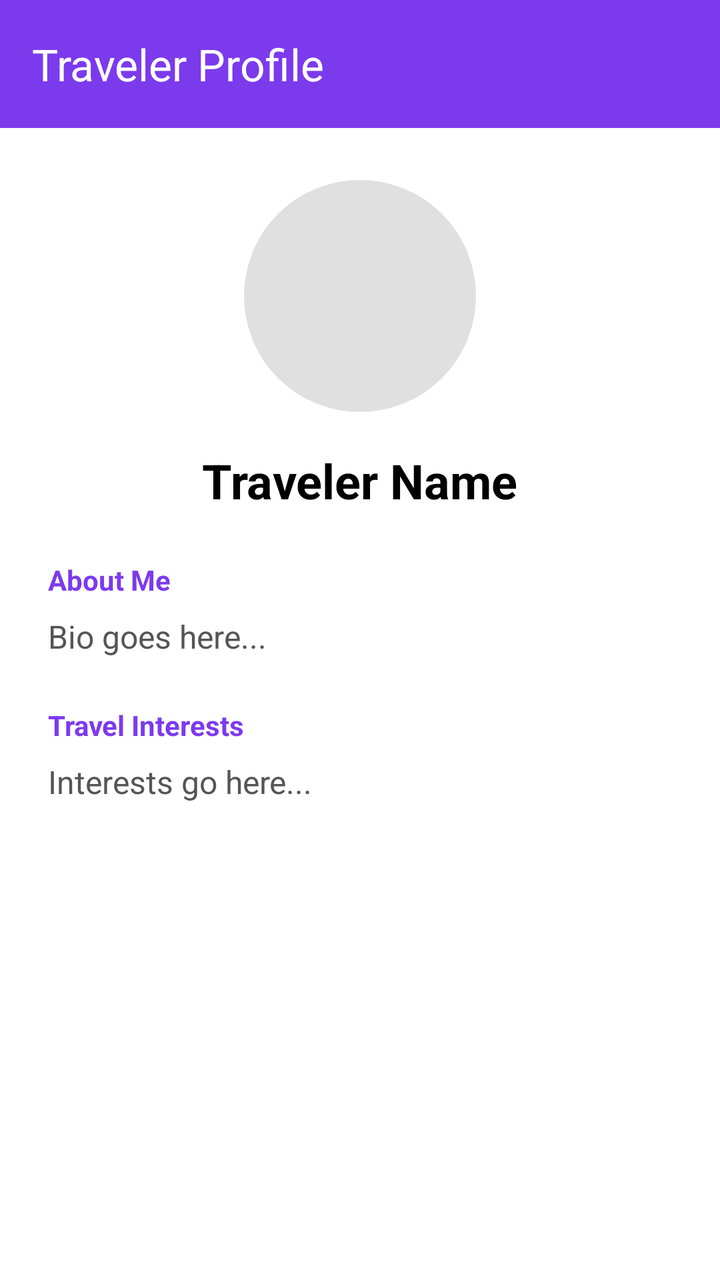
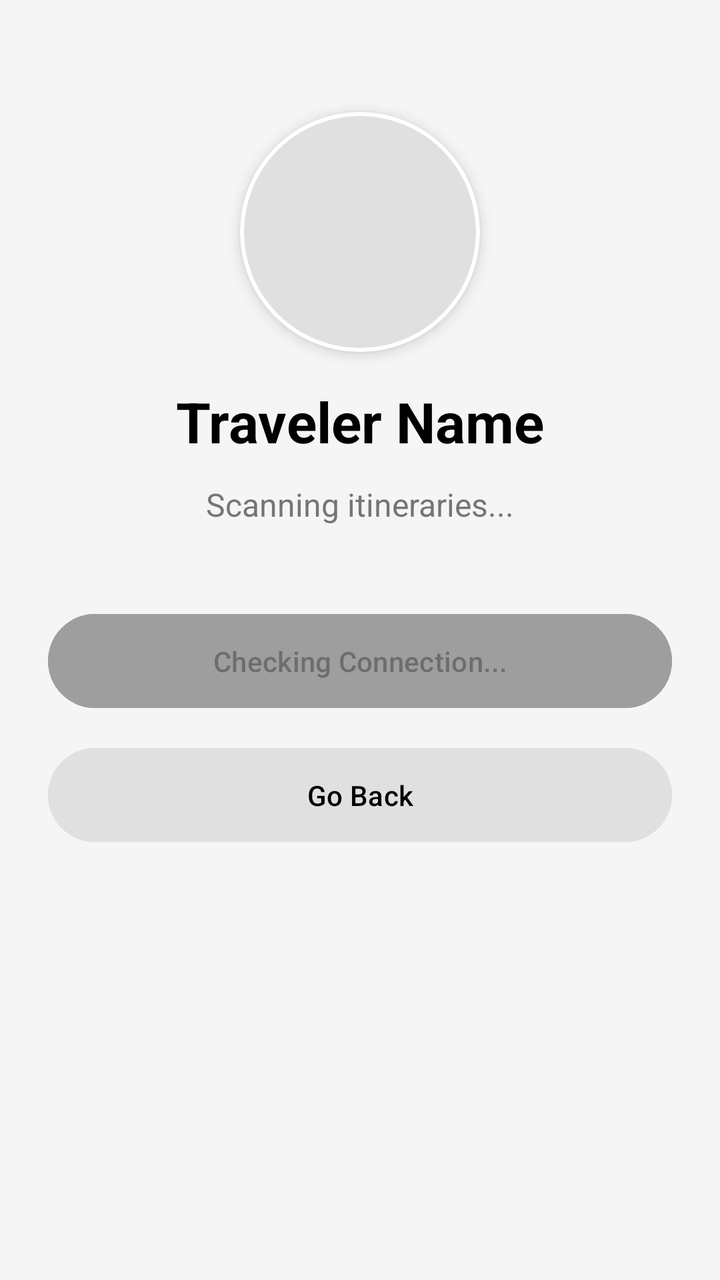

Compare the two renders of this Android layout. The source of the first and the diff that turns it into the second are given below.
<!-- AndroidManifest.xml: application theme Theme.HostelWorld -->
<!-- res/layout/activity_public_profile.xml -->
<?xml version="1.0" encoding="utf-8"?>
<LinearLayout xmlns:android="http://schemas.android.com/apk/res/android"
    xmlns:app="http://schemas.android.com/apk/res-auto"
    android:layout_width="match_parent"
    android:layout_height="match_parent"
    android:background="#FFFFFF"
    android:orientation="vertical">

    <androidx.appcompat.widget.Toolbar
        android:id="@+id/toolbarPublicProfile"
        android:layout_width="match_parent"
        android:layout_height="wrap_content"
        android:background="#7C3AED"
        app:title="Traveler Profile"
        app:titleTextColor="#FFFFFF" />

    <LinearLayout
        android:layout_width="match_parent"
        android:layout_height="wrap_content"
        android:gravity="center"
        android:orientation="vertical"
        android:padding="24dp">

        <com.google.android.material.imageview.ShapeableImageView
            android:id="@+id/ivPublicProfilePic"
            android:layout_width="120dp"
            android:layout_height="120dp"
            android:scaleType="centerCrop"
            android:src="@drawable/circle_placeholder"
            app:shapeAppearanceOverlay="@style/ShapeAppearanceOverlay.App.CornerSize50Percent" />

        <TextView
            android:id="@+id/tvPublicName"
            android:layout_width="wrap_content"
            android:layout_height="wrap_content"
            android:layout_marginTop="16dp"
            android:text="Traveler Name"
            android:textColor="#000000"
            android:textSize="24sp"
            android:textStyle="bold" />

        <TextView
            android:layout_width="match_parent"
            android:layout_height="wrap_content"
            android:layout_marginTop="24dp"
            android:text="About Me"
            android:textColor="#7C3AED"
            android:textStyle="bold" />

        <TextView
            android:id="@+id/tvPublicBio"
            android:layout_width="match_parent"
            android:layout_height="wrap_content"
            android:layout_marginTop="8dp"
            android:text="Bio goes here..."
            android:textColor="#555555"
            android:textSize="16sp" />

        <TextView
            android:layout_width="match_parent"
            android:layout_height="wrap_content"
            android:layout_marginTop="24dp"
            android:text="Travel Interests"
            android:textColor="#7C3AED"
            android:textStyle="bold" />

        <TextView
            android:id="@+id/tvPublicInterests"
            android:layout_width="match_parent"
            android:layout_height="wrap_content"
            android:layout_marginTop="8dp"
            android:text="Interests go here..."
            android:textColor="#555555"
            android:textSize="16sp" />
    </LinearLayout>
</LinearLayout>
<!-- resources referenced by this layout -->
<resources>
  <!-- drawable circle_placeholder (drawable) -->
  <?xml version="1.0" encoding="utf-8"?>
  <shape xmlns:android="http://schemas.android.com/apk/res/android"
      android:shape="oval">
  
      <solid android:color="#E0E0E0" />
  
      <stroke
          android:width="2dp"
          android:color="#FFFFFF" />
  </shape>
  <style name="ShapeAppearanceOverlay.App.CornerSize50Percent" parent="">
          <item name="cornerFamily">rounded</item>
          <item name="cornerSize">50%</item>
      </style>
  <style name="Theme.HostelWorld" parent="Base.Theme.HostelWorld" />
  <style name="Base.Theme.HostelWorld" parent="Theme.Material3.DayNight.NoActionBar">
          
          
      </style>
</resources>

<!-- the commit's change to res/layout/activity_public_profile.xml (unified diff, before → after) -->
@@ -3,74 +3,59 @@
     xmlns:app="http://schemas.android.com/apk/res-auto"
     android:layout_width="match_parent"
     android:layout_height="match_parent"
-    android:background="#FFFFFF"
-    android:orientation="vertical">
+    android:orientation="vertical"
+    android:background="#F5F5F5"
+    android:gravity="center_horizontal"
+    android:padding="24dp">
 
-    <androidx.appcompat.widget.Toolbar
-        android:id="@+id/toolbarPublicProfile"
+    <androidx.cardview.widget.CardView
+        android:layout_width="120dp"
+        android:layout_height="120dp"
+        android:layout_marginTop="32dp"
+        app:cardCornerRadius="60dp"
+        app:cardElevation="4dp">
+        <ImageView
+            android:layout_width="match_parent"
+            android:layout_height="match_parent"
+            android:src="@drawable/circle_placeholder"
+            android:scaleType="centerCrop"/>
+    </androidx.cardview.widget.CardView>
+
+    <TextView
+        android:id="@+id/tvPublicProfileName"
+        android:layout_width="wrap_content"
+        android:layout_height="wrap_content"
+        android:text="Traveler Name"
+        android:textSize="28sp"
+        android:textStyle="bold"
+        android:textColor="#000000"
+        android:layout_marginTop="16dp"/>
+
+    <TextView
+        android:id="@+id/tvPublicProfileStatus"
         android:layout_width="match_parent"
         android:layout_height="wrap_content"
-        android:background="#7C3AED"
-        app:title="Traveler Profile"
-        app:titleTextColor="#FFFFFF" />
+        android:text="Scanning itineraries..."
+        android:textSize="16sp"
+        android:textColor="#757575"
+        android:layout_marginTop="12dp"
+        android:textAlignment="center"/>
 
-    <LinearLayout
+    <Button
+        android:id="@+id/btnPublicProfileChat"
         android:layout_width="match_parent"
-        android:layout_height="wrap_content"
-        android:gravity="center"
-        android:orientation="vertical"
-        android:padding="24dp">
+        android:layout_height="55dp"
+        android:text="Checking Connection..."
+        android:backgroundTint="#9E9E9E"
+        android:enabled="false"
+        android:layout_marginTop="40dp"/>
 
-        <com.google.android.material.imageview.ShapeableImageView
-            android:id="@+id/ivPublicProfilePic"
-            android:layout_width="120dp"
-            android:layout_height="120dp"
-            android:scaleType="centerCrop"
-            android:src="@drawable/circle_placeholder"
-            app:shapeAppearanceOverlay="@style/ShapeAppearanceOverlay.App.CornerSize50Percent" />
-
-        <TextView
-            android:id="@+id/tvPublicName"
-            android:layout_width="wrap_content"
-            android:layout_height="wrap_content"
-            android:layout_marginTop="16dp"
-            android:text="Traveler Name"
-            android:textColor="#000000"
-            android:textSize="24sp"
-            android:textStyle="bold" />
-
-        <TextView
-            android:layout_width="match_parent"
-            android:layout_height="wrap_content"
-            android:layout_marginTop="24dp"
-            android:text="About Me"
-            android:textColor="#7C3AED"
-            android:textStyle="bold" />
-
-        <TextView
-            android:id="@+id/tvPublicBio"
-            android:layout_width="match_parent"
-            android:layout_height="wrap_content"
-            android:layout_marginTop="8dp"
-            android:text="Bio goes here..."
-            android:textColor="#555555"
-            android:textSize="16sp" />
-
-        <TextView
-            android:layout_width="match_parent"
-            android:layout_height="wrap_content"
-            android:layout_marginTop="24dp"
-            android:text="Travel Interests"
-            android:textColor="#7C3AED"
-            android:textStyle="bold" />
-
-        <TextView
-            android:id="@+id/tvPublicInterests"
-            android:layout_width="match_parent"
-            android:layout_height="wrap_content"
-            android:layout_marginTop="8dp"
-            android:text="Interests go here..."
-            android:textColor="#555555"
-            android:textSize="16sp" />
-    </LinearLayout>
+    <Button
+        android:id="@+id/btnPublicProfileBack"
+        android:layout_width="match_parent"
+        android:layout_height="55dp"
+        android:text="Go Back"
+        android:backgroundTint="#E0E0E0"
+        android:textColor="#000000"
+        android:layout_marginTop="12dp"/>
 </LinearLayout>
<!-- resource entries referenced after the edit -->
@@ -11,10 +11,6 @@
           android:width="2dp"
           android:color="#FFFFFF" />
   </shape>
-  <style name="ShapeAppearanceOverlay.App.CornerSize50Percent" parent="">
-          <item name="cornerFamily">rounded</item>
-          <item name="cornerSize">50%</item>
-      </style>
   <style name="Theme.HostelWorld" parent="Base.Theme.HostelWorld" />
   <style name="Base.Theme.HostelWorld" parent="Theme.Material3.DayNight.NoActionBar">
           
